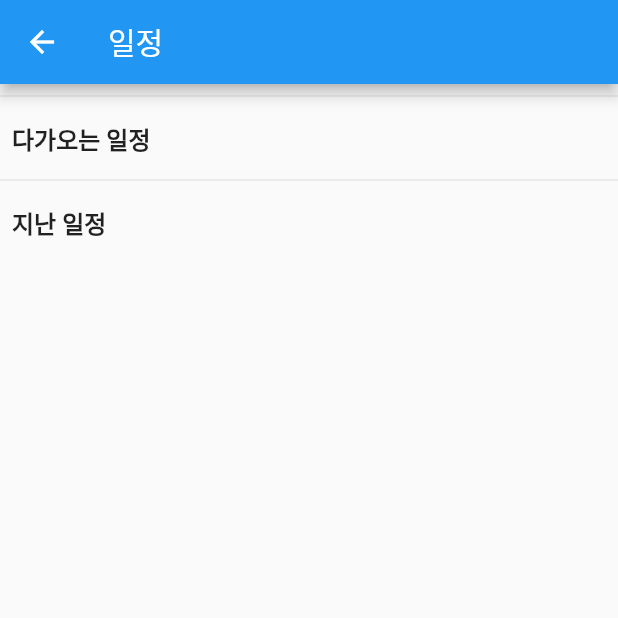
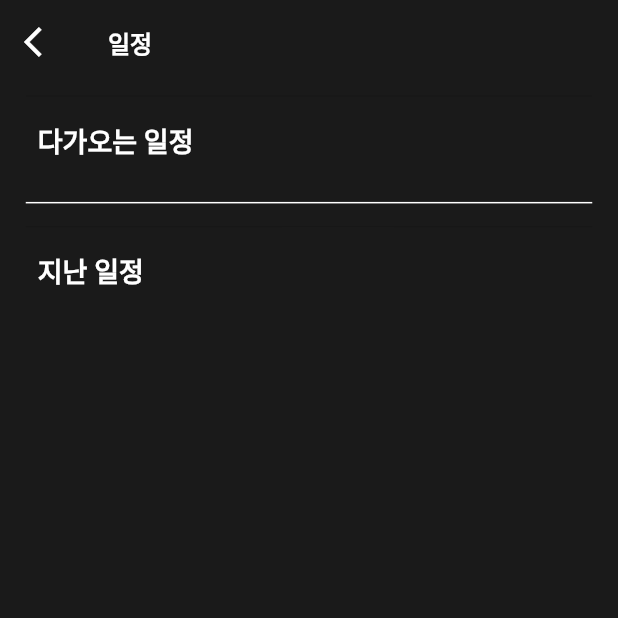
Before and after one commit to Club-PARD/PARD_APP, a Flutter app: the screen it shows after launch, on a phone screen of 412 x 824 dp, the top half of it. Run offline on Flutter 3.47's test engine with Material 2 defaults, Android fonts, the phone set to English and light mode, and no system bars; our stand-ins replace cloud_firestore, firebase_core, firebase_messaging, flutter_local_notifications, get, gradient_borders and 1 more; accounts and stored records are empty.

Commit message:
UI update

```diff
--- a/lib/pages/test.dart
+++ b/lib/pages/test.dart
@@ -2,6 +2,9 @@ import 'package:flutter/material.dart';
 import 'package:get/get.dart';
 import 'package:pard_app/controllers/schedule_controller.dart';
 import 'package:pard_app/model/schedule_model.dart';
+import 'package:pard_app/utilities/color_style.dart';
+import 'package:pard_app/utilities/text_style.dart';
+import 'package:pard_app/widgets/schedule_widget.dart';
 
 class SchedulerPage extends StatelessWidget {
   final ScheduleController scheduleController = Get.put(ScheduleController());
@@ -11,26 +14,46 @@ class SchedulerPage extends StatelessWidget {
   @override
   Widget build(BuildContext context) {
     return Scaffold(
+      backgroundColor: ColorStyles.background,
       appBar: AppBar(
-        title: const Text('일정'),
+        backgroundColor: ColorStyles.background,
+        elevation: 0,
+        title: const Text('일정', style: TextStyles.appBarTitleStyle),
         leading: IconButton(
-          icon: const Icon(Icons.arrow_back),
+          icon: const Icon(
+            Icons.arrow_back_ios,
+            size: 24,
+          ),
           onPressed: () {
             Get.back();
           },
         ),
       ),
       body: ListView(
+        padding: EdgeInsets.symmetric(
+            horizontal: MediaQuery.of(context).size.width / 24),
         children: [
-          _buildSection('다가오는 일정', () => scheduleController.upcomingSchedules),
-          _buildSection('지난 일정', () => scheduleController.pastSchedules),
+          _buildSection('다가오는 일정', () => scheduleController.upcomingSchedules,
+              TextStyles.sectionTitleStyle, false),
+          SizedBox(
+            height: MediaQuery.of(context).size.width / 34,
+          ),
+          const Divider(
+            color: Colors.white,
+            thickness: 1,
+          ),
+          _buildSection('지난 일정', () => scheduleController.pastSchedules,
+              TextStyles.sectionTitleStyle, true),
         ],
       ),
     );
   }
 
   Widget _buildSection(
-      String title, List<ScheduleModel> Function() getSchedules) {
+      String title,
+      List<ScheduleModel> Function() getSchedules,
+      TextStyle titleStyle,
+      bool isPast) {
     return Column(
       crossAxisAlignment: CrossAxisAlignment.start,
       children: [
@@ -39,10 +62,7 @@ class SchedulerPage extends StatelessWidget {
           padding: const EdgeInsets.all(8.0),
           child: Text(
             title,
-            style: const TextStyle(
-              fontWeight: FontWeight.bold,
-              fontSize: 16,
-            ),
+            style: titleStyle,
           ),
         ),
         Obx(
@@ -52,20 +72,10 @@ class SchedulerPage extends StatelessWidget {
               return const SizedBox.shrink();
             }
 
-            return ListView.builder(
-              shrinkWrap: true,
-              physics: const NeverScrollableScrollPhysics(),
-              itemCount: schedules.length,
-              itemBuilder: (context, index) {
-                final schedule = schedules[index];
-                final dDay = scheduleController.calculateDday(schedule.dueDate);
-                return ListTile(
-                  leading: Text(schedule.part),
-                  title: Text(schedule.title),
-                  subtitle: Text(schedule.description),
-                  trailing: Text(dDay),
-                );
-              },
+            return Column(
+              children: schedules.map((schedule) {
+                return ScheduleItemWidget(schedule, isPast: isPast);
+              }).toList(),
             );
           },
         ),
--- a/lib/utilities/color_style.dart
+++ b/lib/utilities/color_style.dart
@@ -2,5 +2,10 @@ import 'package:flutter/material.dart';
 
 class ColorStyles {
   static const Color darkGray = Color(0xff494949);
+  static const Color background = Color(0xff1A1A1A);
+  static const Color scheduleWidget = Color(0xff2A2A2A);
+  static const Color pastSchedule = Color(0xffA3A3A3);
+  static const Color gradientColor1 = Color(0xff5262F5);
+  static const Color gradientColor2 = Color(0xff7B3FEF);
   // ...
 }
--- a/lib/utilities/text_style.dart
+++ b/lib/utilities/text_style.dart
@@ -1,9 +1,40 @@
 import 'package:flutter/material.dart';
+import 'package:pard_app/utilities/color_style.dart';
 
 class TextStyles {
   static const hintTextStyle = TextStyle(fontStyle: FontStyle.italic);
   static const noteTextStyle = TextStyle(fontSize: 12, color: Colors.black54);
   static const memoTextStyle = TextStyle(
       fontSize: 12, color: Colors.black45, fontStyle: FontStyle.italic);
+
+  static const appBarTitleStyle =
+      TextStyle(fontSize: 16, color: Colors.white, fontWeight: FontWeight.w700);
+  static const sectionTitleStyle =
+      TextStyle(fontSize: 18, color: Colors.white, fontWeight: FontWeight.w600);
+  static const partStyle =
+      TextStyle(fontSize: 14, color: Colors.white, fontWeight: FontWeight.w700);
+  static const scheduleTitleStyle =
+      TextStyle(fontSize: 16, color: Colors.white, fontWeight: FontWeight.w700);
+  static const dueDateStyle =
+      TextStyle(fontSize: 12, color: Colors.white, fontWeight: FontWeight.w600);
+  static const scheduleDescriptionStyle =
+      TextStyle(fontSize: 14, color: Colors.white, fontWeight: FontWeight.w500);
+
+  static const pastPartStyle = TextStyle(
+      fontSize: 14,
+      color: ColorStyles.pastSchedule,
+      fontWeight: FontWeight.w700);
+  static const pastScheduleTitleStyle = TextStyle(
+      fontSize: 16,
+      color: ColorStyles.pastSchedule,
+      fontWeight: FontWeight.w700);
+  static const pastDueDateStyle = TextStyle(
+      fontSize: 12,
+      color: ColorStyles.pastSchedule,
+      fontWeight: FontWeight.w600);
+  static const pastScheduleDescriptionStyle = TextStyle(
+      fontSize: 14,
+      color: ColorStyles.pastSchedule,
+      fontWeight: FontWeight.w500);
   // ...
 }
--- a/pubspec.yaml
+++ b/pubspec.yaml
@@ -41,6 +41,8 @@ dependencies:
   flutter_local_notifications: ^15.1.0+1
   cloud_firestore: ^4.8.4
   firebase_auth: ^4.7.2
+  gradient_borders: ^1.0.0
+  simple_gradient_text: ^1.2.4
 
 dev_dependencies:
   flutter_test:
```
Also changed, not shown: lib/controllers/schedule_controller.dart (+0 -31 lines), lib/widgets/part_widget.dart (added, +47 -0 lines), lib/widgets/schedule_widget.dart (added, +75 -0 lines), pubspec.lock.
